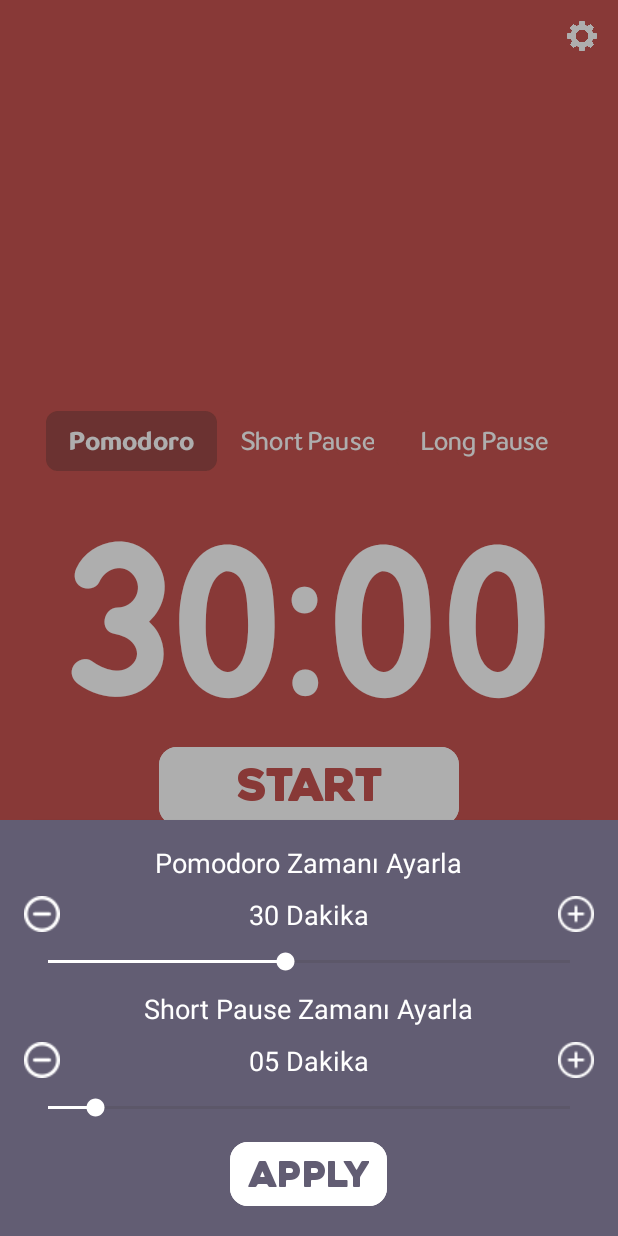
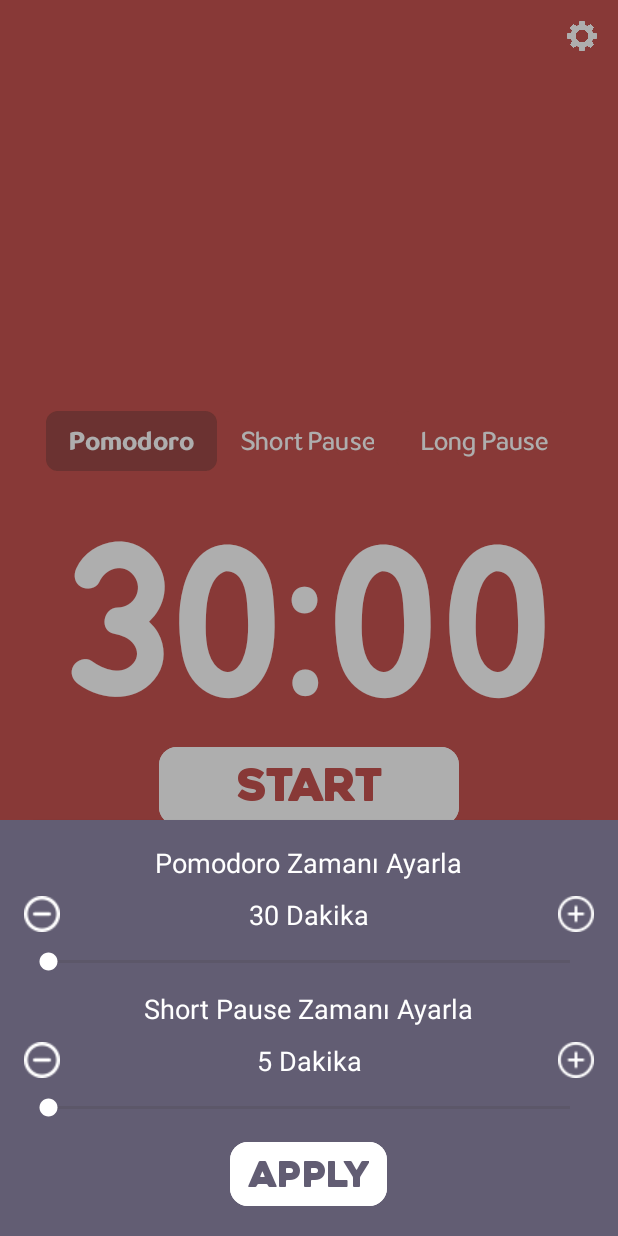
Before and after one commit to mlhakyz/pomodoro, an Android app: the screen it shows after launch (MainActivity), after a tap on an icon or button, on a phone screen of 412 x 824 dp. Run offline under Robolectric (Android 15) with nearby library versions, the light colour scheme and no system bars; 1 other tap on this screen came first.

Commit message:
Added functionality to remember the last progress of seek bars in BottomSheetFragment using SharedPreferences.

```diff
--- a/app/src/main/java/com/mlhakyz/pomodoro/BottomSheetFragment.kt
+++ b/app/src/main/java/com/mlhakyz/pomodoro/BottomSheetFragment.kt
@@ -1,4 +1,6 @@
+import android.content.Context
 import android.content.Intent
+import android.content.SharedPreferences
 import android.os.Bundle
 import android.view.LayoutInflater
 import android.view.View
@@ -15,6 +17,7 @@ import com.mlhakyz.pomodoro.databinding.FragmentBottomSheetBinding
 class BottomSheetFragment : BottomSheetDialogFragment() {
     private lateinit var bindingFragment: FragmentBottomSheetBinding
     private var bottomSheetListener: BottomSheetListener? = null
+    private lateinit var sharedPreferences: SharedPreferences
 
     fun setBottomSheetListener(listener: BottomSheetListener) {
         bottomSheetListener = listener
@@ -25,13 +28,31 @@ class BottomSheetFragment : BottomSheetDialogFragment() {
         savedInstanceState: Bundle?
     ): View {
         // Inflate the layout for this fragment
-        return inflater.inflate(R.layout.fragment_bottom_sheet, container, false)
+        val view = inflater.inflate(R.layout.fragment_bottom_sheet, container, false)
+        // Saklanacak değerleri Bundle'a ekle
+        val savedValues = savedInstanceState ?: Bundle()
+        sharedPreferences = requireContext().getSharedPreferences("seekbar_prefs", Context.MODE_PRIVATE)
+
+        return view
     }
 
     override fun onViewCreated(view: View, savedInstanceState: Bundle?) {
         super.onViewCreated(view, savedInstanceState)
         bindingFragment = FragmentBottomSheetBinding.bind(view)
         val btnApply = bindingFragment.btnApply
+        println("girdi: ss")
+        // SharedPreferences'ten son seek bar değerlerini al
+        val pomodoroProgress = sharedPreferences.getInt("pomodoroProgress", 0)
+        val shortPauseProgress = sharedPreferences.getInt("shortPauseProgress", 0)
+
+        val pomodoroBottomSheetText = sharedPreferences.getInt("pomodoroBottomSheetText", 30)
+        val shortPauseBottomSheetText = sharedPreferences.getInt("shortPauseBottomSheetText", 5)
+        // seek bar'ların son durumunu ayarla
+        bindingFragment.seekBarPomodoro.progress = pomodoroProgress
+        bindingFragment.seekBarShortPause.progress = shortPauseProgress
+
+        bindingFragment.tvSelectedPomodoroTime.text = "$pomodoroBottomSheetText Dakika"
+        bindingFragment.tvSelectedShortPauseTime.text=  "$shortPauseBottomSheetText Dakika"
 
         val seekBarPomodoro = bindingFragment.seekBarPomodoro
         val tvSelectedPomodoroTime = bindingFragment.tvSelectedPomodoroTime
@@ -62,6 +83,8 @@ class BottomSheetFragment : BottomSheetDialogFragment() {
                //minimum değere ulaşıyor
             }
         }
+
+
 
         btnPomodoroPlus.setOnClickListener {
             val currentProgress = seekBarPomodoro.progress
@@ -118,6 +141,21 @@ class BottomSheetFragment : BottomSheetDialogFragment() {
         }
 
     }
+
+    override fun onDestroyView() {
+        super.onDestroyView()
+        // seek bar değerlerini SharedPreferences'e kaydet
+        sharedPreferences.edit().apply {
+            putInt("pomodoroProgress", bindingFragment.seekBarPomodoro.progress)
+            putInt("shortPauseProgress", bindingFragment.seekBarShortPause.progress)
+
+            val pomodoroTimeText = (bindingFragment.seekBarPomodoro.progress + 1) * 5 // Dakika cinsinden
+            val shortPauseTimeText = (bindingFragment.seekBarShortPause.progress + 1) * 5 // Dakika cinsinden
+            putInt("pomodoroBottomSheetText",pomodoroTimeText )
+            putInt("shortPauseBottomSheetText", shortPauseTimeText)
+            apply()
+        }
+    }
     interface BottomSheetListener {
         fun onSelectedTimeChanged(pomodoroTime: Int,shortPauseTime: Int)
     }
--- a/app/src/main/res/layout/fragment_bottom_sheet.xml
+++ b/app/src/main/res/layout/fragment_bottom_sheet.xml
@@ -93,17 +93,18 @@
             android:background="@android:color/transparent" />
 
         <!-- Dakika göstergesi -->
+
+        <!-- + butonu -->
         <TextView
             android:id="@+id/tvSelectedShortPauseTime"
             android:layout_width="0dp"
             android:layout_height="wrap_content"
             android:layout_weight="1"
             android:gravity="center"
+            android:text="5 Dakika"
             android:textColor="@color/white"
-            android:text="05 Dakika"
             android:textSize="18sp" />
 
-        <!-- + butonu -->
         <ImageButton
             android:id="@+id/btnShortPausePlus"
             android:layout_width="wrap_content"
@@ -124,7 +125,7 @@
             android:layout_height="wrap_content"
             android:layout_weight="1"
             android:max="11"
-            android:progress="1"
+            android:progress="0"
             android:progressTint="@android:color/white"
             android:thumbTint="@android:color/white"
             android:tickMarkTint="@android:color/white" />
```
